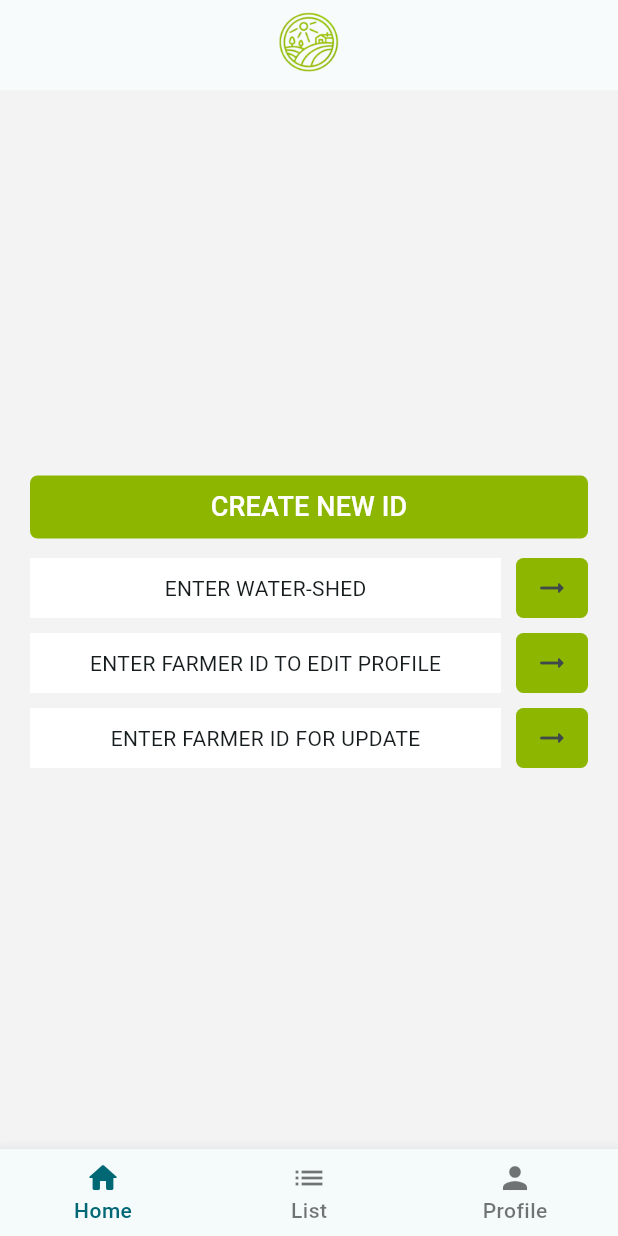
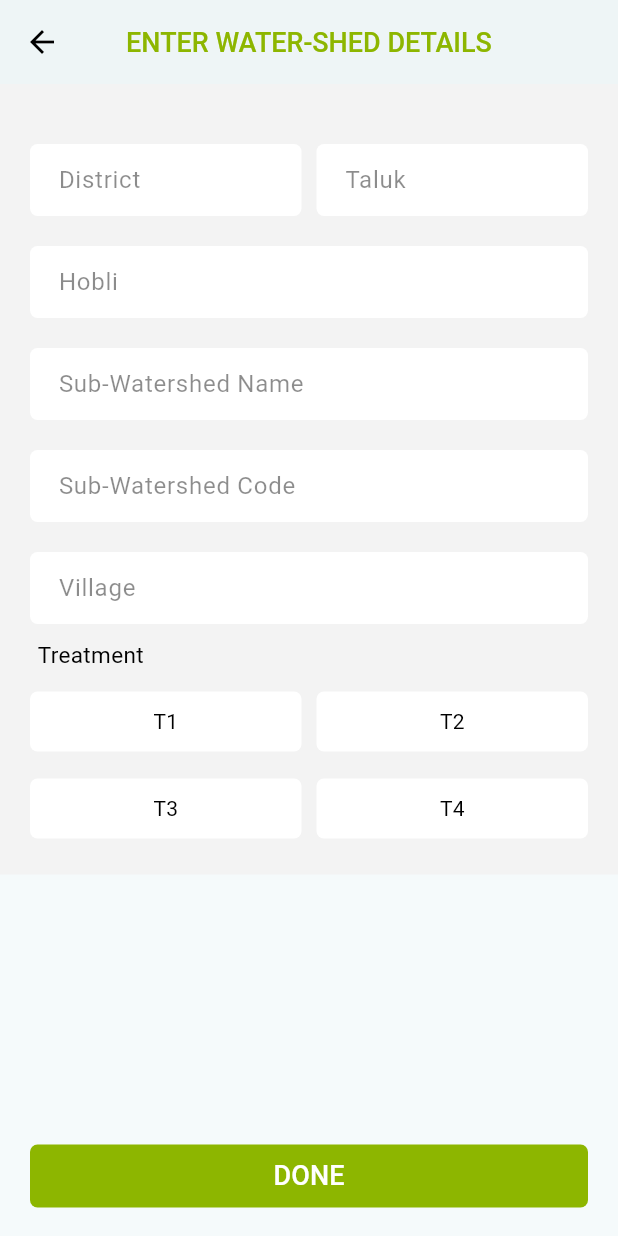
Before and after one commit to revanthraj28/GkVK, a Flutter app: the screen it shows after launch, after a tap on the "arrow right alt" icon, on a phone screen of 412 x 824 dp. Run offline on Flutter 3.47's test engine with Material 3 defaults, Android fonts, the light colour scheme and no system bars; our stand-ins replace get, get_storage.

Commit message:
Watershed and model added

```diff
--- a/lib/main.dart
+++ b/lib/main.dart
@@ -4,6 +4,7 @@ import 'package:get/get.dart';
 import 'controllers/user_controller.dart';
 import 'models/user_model.dart';
 import 'package:gkvk/views/home/home_view.dart';
+
 void main() async {
   await GetStorage.init();
   runApp(MyApp());
--- /dev/null
+++ b/lib/models/watershed_model.dart
@@ -0,0 +1,43 @@
+class WatershedDetails {
+  final String district;
+  final String taluk;
+  final String hobli;
+  final String subWatershedName;
+  final String subWatershedCode;
+  final String village;
+  final String selectedCategory;
+
+  WatershedDetails({
+    required this.district,
+    required this.taluk,
+    required this.hobli,
+    required this.subWatershedName,
+    required this.subWatershedCode,
+    required this.village,
+    required this.selectedCategory,
+  });
+
+  Map<String, dynamic> toMap() {
+    return {
+      'district': district,
+      'taluk': taluk,
+      'hobli': hobli,
+      'subWatershedName': subWatershedName,
+      'subWatershedCode': subWatershedCode,
+      'village': village,
+      'selectedCategory': selectedCategory,
+    };
+  }
+
+  factory WatershedDetails.fromMap(Map<String, dynamic> map) {
+    return WatershedDetails(
+      district: map['district'],
+      taluk: map['taluk'],
+      hobli: map['hobli'],
+      subWatershedName: map['subWatershedName'],
+      subWatershedCode: map['subWatershedCode'],
+      village: map['village'],
+      selectedCategory: map['selectedCategory'],
+    );
+  }
+}
--- a/lib/views/home/home_tab/home_tab_view.dart
+++ b/lib/views/home/home_tab/home_tab_view.dart
@@ -1,7 +1,8 @@
 import 'package:flutter/material.dart';
+import 'package:get/get.dart';
 import 'package:gkvk/shared/components/CustomTextButton.dart';
 import 'package:gkvk/views/generateid/GenerateFarmersId_view.dart';
-
+import 'package:gkvk/views/watershed/watershed_view.dart';
 class HomeTabView extends StatelessWidget{
   const HomeTabView({super.key});
 
@@ -49,7 +50,12 @@ class HomeTabView extends StatelessWidget{
                       color: const Color(0xFF8DB600),
                     ),
                     child: IconButton(
-                        onPressed: (){},
+                        onPressed: (){
+                          Navigator.push(
+                            context,
+                            MaterialPageRoute(builder: (context) => WatershedView()),
+                          );
+                        },
                         icon: const Icon(Icons.arrow_right_alt_rounded)
                     ),
                   )
--- /dev/null
+++ b/lib/views/watershed/watershed_view.dart
@@ -0,0 +1,115 @@
+import 'package:flutter/material.dart';
+import 'package:gkvk/shared/components/CustomTextButton.dart';
+import 'package:gkvk/shared/components/CustomTextFormField.dart';
+import 'package:gkvk/shared/components/SelectionButton.dart';
+
+class WatershedView extends StatelessWidget{
+  final TextEditingController _textController = TextEditingController();
+  final TextEditingController _districtController = TextEditingController();
+  final TextEditingController _talukController = TextEditingController();
+  final TextEditingController _hobliController = TextEditingController();
+  final TextEditingController _subWatershedNameController = TextEditingController();
+  final TextEditingController _subWatershedCodeController = TextEditingController();
+  final TextEditingController _villageController = TextEditingController();
+  String? _selectedCategory;
+
+  WatershedView({super.key});
+
+  @override
+  Widget build(BuildContext context) {
+    return Scaffold(
+      appBar: AppBar(
+        backgroundColor: Colors.white,
+        elevation: 2,
+        centerTitle: true,
+        title: const Text(
+          'ENTER WATER-SHED DETAILS',
+          style: TextStyle(
+            color: Color(0xFF8DB600),
+            fontSize: 18,
+            fontWeight: FontWeight.w500,
+          ),
+        ),
+        iconTheme: const IconThemeData(color: Colors.black),
+      ),
+      body: SafeArea(
+        child: SingleChildScrollView(
+          child: Container(
+            color: const Color(0xFFF3F3F3),
+            padding: const EdgeInsets.all(20.0),
+            child: Column(
+              children: [
+                const SizedBox(height: 20.0),
+                Row(
+                  children: [
+                    Expanded(
+                      child: CustomTextFormField(
+                        labelText: "District",
+                        controller: _districtController,
+                        keyboardType: TextInputType.text,
+                                              ),
+                    ),
+                    const SizedBox(width: 10.0),
+                    Expanded(
+                      child: CustomTextFormField(
+                        labelText: "Taluk",
+                        controller: _talukController,
+                        keyboardType: TextInputType.text,
+                      ),
+                    ),
+                  ],
+                ),
+                const SizedBox(height: 20.0),
+                CustomTextFormField(
+                  labelText: "Hobli",
+                  controller: _hobliController,
+                  keyboardType: TextInputType.text,
+                ),
+                const SizedBox(height: 20.0),
+                CustomTextFormField(
+                  labelText: "Sub-Watershed Name",
+                  controller: _subWatershedNameController,
+                  keyboardType: TextInputType.text,
+                ),
+                const SizedBox(height: 20.0),
+                CustomTextFormField(
+                  labelText: "Sub-Watershed Code",
+                  controller: _subWatershedCodeController,
+                  keyboardType: TextInputType.text,
+                ),
+                const SizedBox(height: 20.0),
+                CustomTextFormField(
+                  labelText: "Village",
+                  controller: _villageController,
+                  keyboardType: TextInputType.text,
+                ),
+                const SizedBox(height: 10.0),
+                SelectionButton(
+                  label: "Treatment",
+                  options: const ['T1', 'T2', 'T3', 'T4'],
+                  selectedOption: _selectedCategory,
+                  onPressed: (option) {
+                    // setState(() {
+                    //   _selectedCategory = option;
+                    // });
+                  },
+                ),
+              ],
+            ),
+          ),
+        ),
+      ),
+      floatingActionButton: Container(
+        width: double.infinity,
+        padding: const EdgeInsets.symmetric(horizontal: 20.0),
+        child: CustomTextButton(
+          text: 'DONE',
+          onPressed: () {
+          },
+        ),
+      ),
+      floatingActionButtonLocation: FloatingActionButtonLocation.centerFloat,
+    );
+  }
+
+}
```
Also changed, not shown: lib/models/farmer_model.dart (added).
